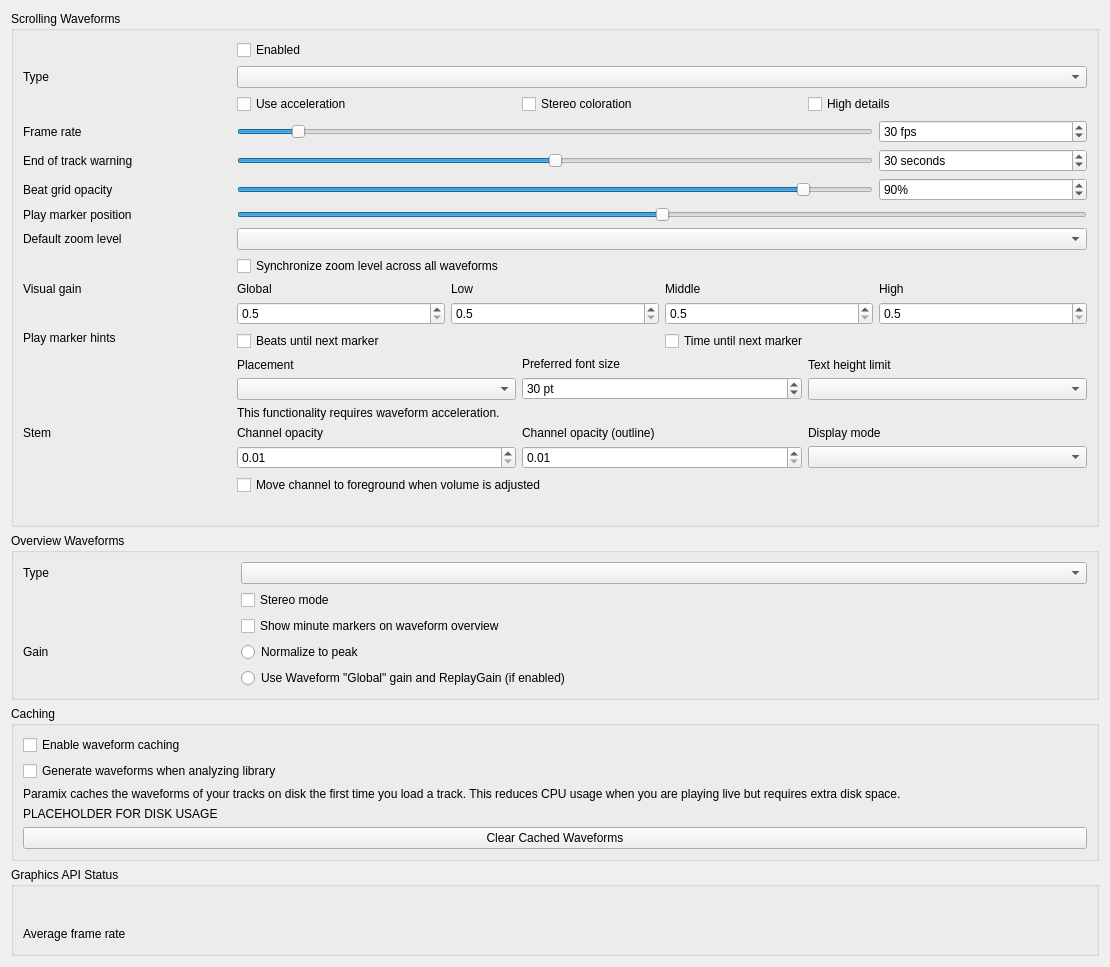
christianstuart/paramix, file src/preferences/dialog/dlgprefwaveformdlg.ui: the form before one commit.
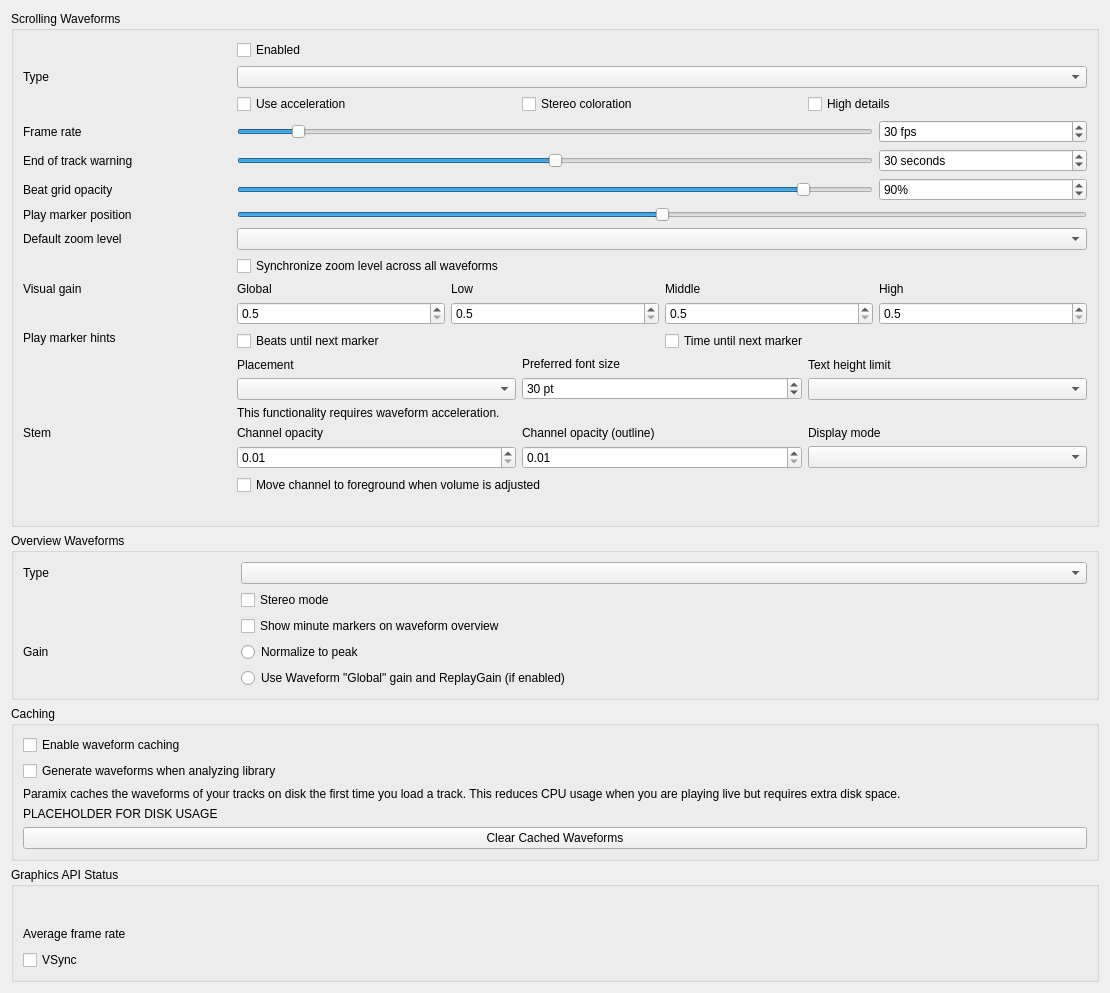
The form after the commit.

Patch:
```diff
--- a/src/preferences/dialog/dlgprefwaveformdlg.ui
+++ b/src/preferences/dialog/dlgprefwaveformdlg.ui
@@ -896,6 +896,16 @@
        </property>
       </widget>
      </item>
+     <item row="2" column="0" colspan="3">
+      <widget class="QCheckBox" name="vsyncCheckBox">
+       <property name="toolTip">
+        <string>Synchronize rendering to the display refresh rate. Prevents tearing at the cost of a frame of latency. Takes effect after restart.</string>
+       </property>
+       <property name="text">
+        <string>VSync</string>
+       </property>
+      </widget>
+     </item>
     </layout>
    </widget>
   </item><!-- opengl_status_groupbox -->
```
Left out of the diff: 1 changed line with no effect on the pictures.
